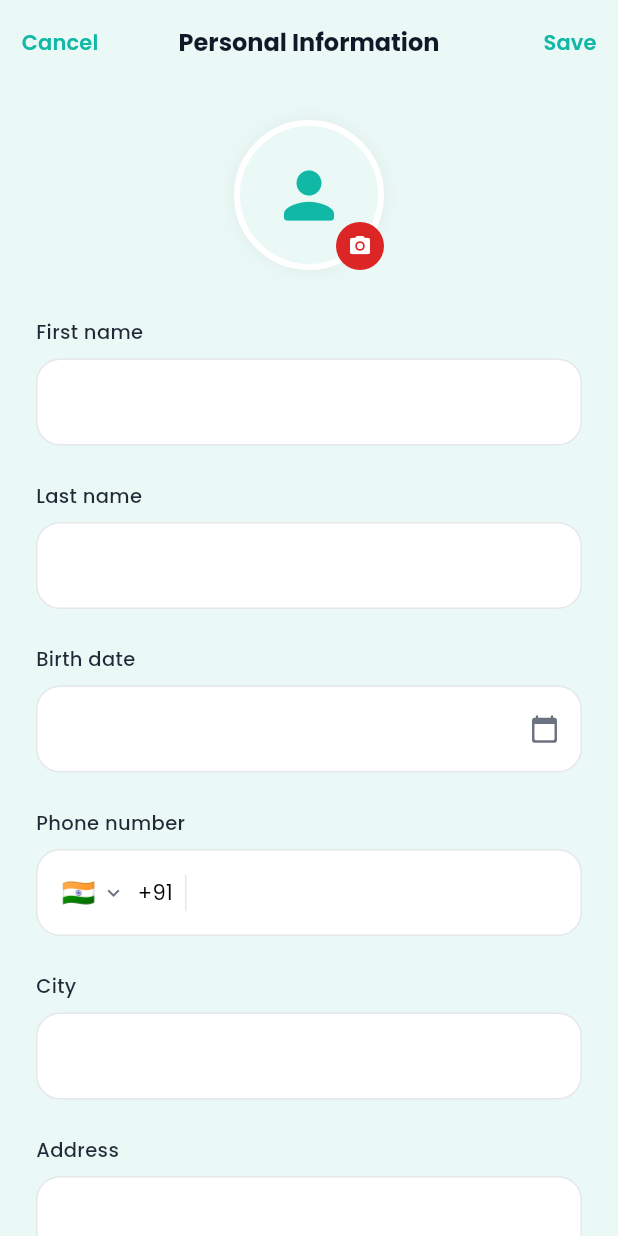
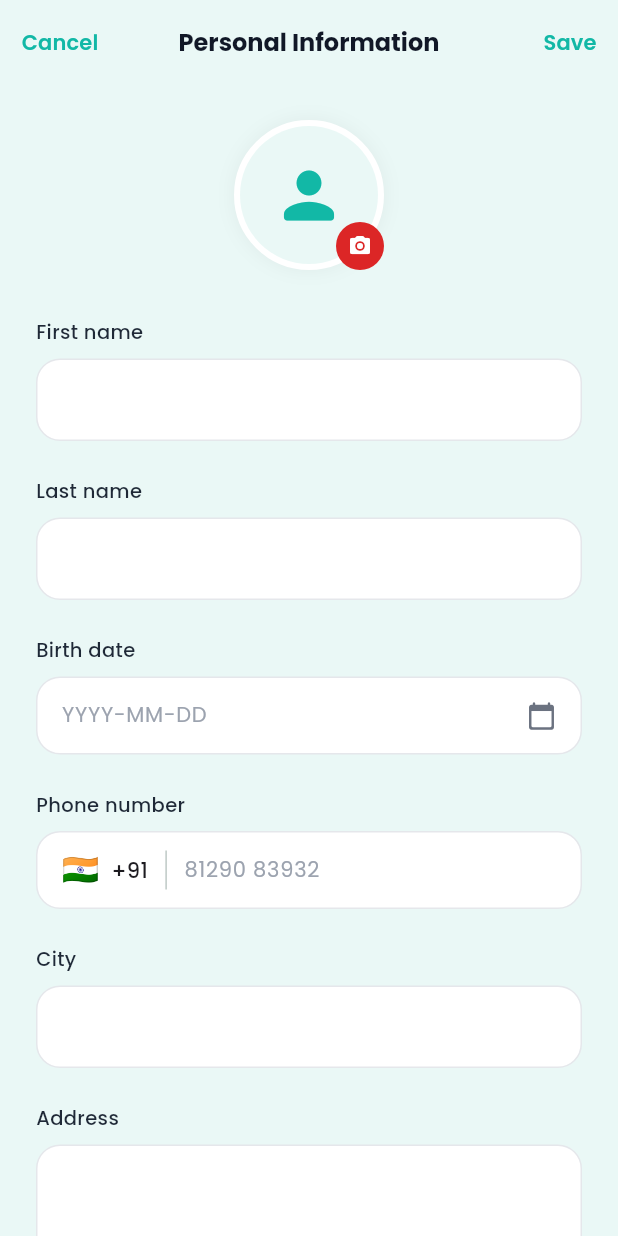
Before and after one commit to ShadaMaitexa/laablume, a Flutter app: the PersonalInformationScreen screen opened directly, on a phone screen of 412 x 824 dp. Run offline on Flutter 3.47's test engine with Material 3 defaults, Android fonts, the phone set to English and light mode, and no system bars; our stand-ins replace file_picker, google_fonts, image_picker, pinput, shared_preferences; accounts and stored records are empty.

Commit message:
feat: Implement screens for personal information, login, and emergency contacts.

```diff
--- a/lib/screens/personal_information_screen.dart
+++ b/lib/screens/personal_information_screen.dart
@@ -283,12 +283,8 @@ class _PersonalInformationScreenState extends State<PersonalInformationScreen> {
 
                 _buildField('First name', firstNameController),
                 _buildField('Last name', lastNameController),
-                _buildField(
-                  'Birth date',
-                  birthDateController,
-                  icon: Icons.calendar_today_rounded,
-                ),
-                _buildField('Phone number', phoneController, isPhone: true),
+                _buildDatePickerField('Birth date', birthDateController),
+                _buildPhoneField(),
                 _buildField('City', cityController),
                 _buildField('Address', addressController, maxLines: 3),
               ],
@@ -302,8 +298,6 @@ class _PersonalInformationScreenState extends State<PersonalInformationScreen> {
   Widget _buildField(
     String label,
     TextEditingController controller, {
-    IconData? icon,
-    bool isPhone = false,
     int maxLines = 1,
   }) {
     return Padding(
@@ -329,9 +323,51 @@ class _PersonalInformationScreenState extends State<PersonalInformationScreen> {
             child: TextField(
               controller: controller,
               maxLines: maxLines,
-              readOnly: label == 'Birth date',
-              onTap: label == 'Birth date'
-                  ? () async {
+              style: GoogleFonts.poppins(fontSize: 14),
+              decoration: const InputDecoration(
+                contentPadding: EdgeInsets.symmetric(
+                  horizontal: 16,
+                  vertical: 16,
+                ),
+                border: InputBorder.none,
+              ),
+            ),
+          ),
+        ],
+      ),
+    );
+  }
+
+  Widget _buildDatePickerField(String label, TextEditingController controller) {
+    return Padding(
+      padding: const EdgeInsets.only(bottom: 24),
+      child: Column(
+        crossAxisAlignment: CrossAxisAlignment.start,
+        children: [
+          Text(
+            label,
+            style: GoogleFonts.poppins(
+              fontSize: 13,
+              fontWeight: FontWeight.w500,
+              color: const Color(0xFF1F2937),
+            ),
+          ),
+          const SizedBox(height: 8),
+          Container(
+            height: 52,
+            padding: const EdgeInsets.symmetric(horizontal: 16),
+            decoration: BoxDecoration(
+              color: Colors.white,
+              borderRadius: BorderRadius.circular(16),
+              border: Border.all(color: const Color(0xFFE5E7EB)),
+            ),
+            child: Row(
+              children: [
+                Expanded(
+                  child: TextField(
+                    controller: controller,
+                    readOnly: true,
+                    onTap: () async {
                       DateTime? pickedDate = await showDatePicker(
                         context: context,
                         initialDate: DateTime.now(),
@@ -342,19 +378,24 @@ class _PersonalInformationScreenState extends State<PersonalInformationScreen> {
                         controller.text =
                             "${pickedDate.year}-${pickedDate.month.toString().padLeft(2, '0')}-${pickedDate.day.toString().padLeft(2, '0')}";
                       }
-                    }
-                  : null,
+                    },
+                    style: GoogleFonts.poppins(fontSize: 14),
                     decoration: InputDecoration(
-                contentPadding: const EdgeInsets.symmetric(
-                  horizontal: 16,
-                  vertical: 16,
+                      hintText: 'YYYY-MM-DD',
+                      hintStyle: GoogleFonts.poppins(
+                        fontSize: 14,
+                        color: const Color(0xFF9CA3AF),
                       ),
                       border: InputBorder.none,
-                prefixIcon: isPhone ? _buildPhonePrefix() : null,
-                suffixIcon: icon != null
-                    ? Icon(icon, color: const Color(0xFF6B7280), size: 20)
-                    : null,
                     ),
+                  ),
+                ),
+                const Icon(
+                  Icons.calendar_today_rounded,
+                  color: Color(0xFF6B7280),
+                  size: 20,
+                ),
+              ],
             ),
           ),
         ],
@@ -362,27 +403,58 @@ class _PersonalInformationScreenState extends State<PersonalInformationScreen> {
     );
   }
 
-  Widget _buildPhonePrefix() {
-    return Row(
-      mainAxisSize: MainAxisSize.min,
+  Widget _buildPhoneField() {
+    return Padding(
+      padding: const EdgeInsets.only(bottom: 24),
+      child: Column(
+        crossAxisAlignment: CrossAxisAlignment.start,
         children: [
-        const SizedBox(width: 16),
-        const Text('🇮🇳', style: TextStyle(fontSize: 18)),
-        const SizedBox(width: 4),
-        const Icon(
-          Icons.keyboard_arrow_down,
-          size: 16,
-          color: Color(0xFF6B7280),
+          Text(
+            'Phone number',
+            style: GoogleFonts.poppins(
+              fontSize: 13,
+              fontWeight: FontWeight.w500,
+              color: const Color(0xFF1F2937),
             ),
+          ),
+          const SizedBox(height: 8),
+          Container(
+            height: 52,
+            padding: const EdgeInsets.symmetric(horizontal: 16),
+            decoration: BoxDecoration(
+              color: Colors.white,
+              borderRadius: BorderRadius.circular(16),
+              border: Border.all(color: const Color(0xFFE5E7EB)),
+            ),
+            child: Row(
+              children: [
+                const Text('🇮🇳', style: TextStyle(fontSize: 20)),
                 const SizedBox(width: 8),
-        Text(
+                const Text(
                   '+91',
-          style: GoogleFonts.poppins(fontSize: 14, color: Colors.black),
+                  style: TextStyle(fontSize: 14, fontWeight: FontWeight.w500),
                 ),
-        const SizedBox(width: 8),
-        Container(width: 1, height: 24, color: const Color(0xFFE5E7EB)),
-        const SizedBox(width: 12),
+                const VerticalDivider(indent: 12, endIndent: 12, width: 24),
+                Expanded(
+                  child: TextField(
+                    controller: phoneController,
+                    keyboardType: TextInputType.phone,
+                    style: GoogleFonts.poppins(fontSize: 14),
+                    decoration: InputDecoration(
+                      hintText: '81290 83932',
+                      hintStyle: GoogleFonts.poppins(
+                        fontSize: 14,
+                        color: const Color(0xFF9CA3AF),
+                      ),
+                      border: InputBorder.none,
+                    ),
+                  ),
+                ),
               ],
+            ),
+          ),
+        ],
+      ),
     );
   }
 }
```
Also changed, not shown: lib/screens/auth/login.dart (+0 -17 lines), lib/screens/emergency_contact.dart (+56 -33 lines). Lines whose indentation alone changed are shown as unchanged.
